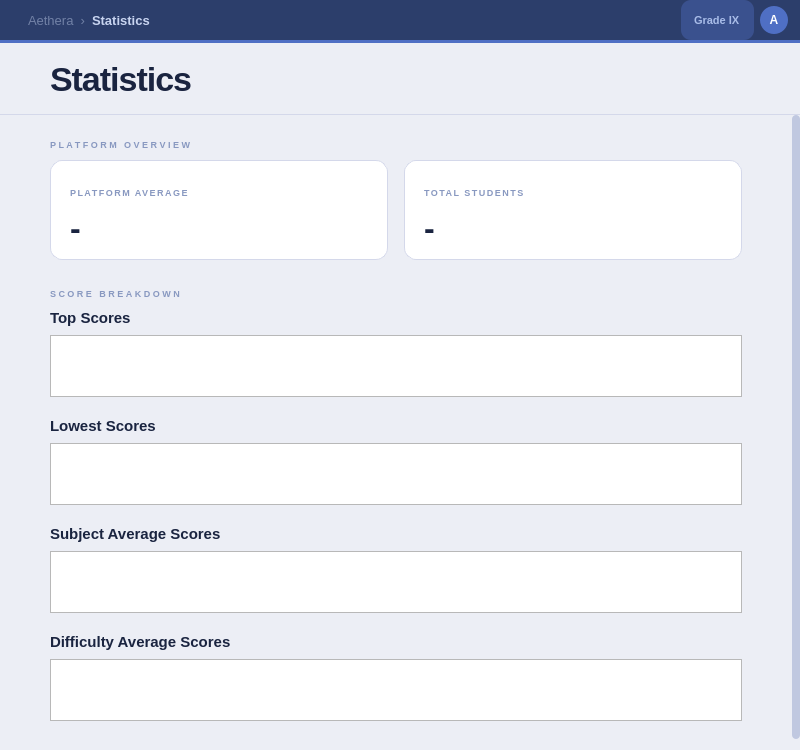
Old version of the form src/ui/statistics/statistics.ui in the repository DIDimov24/Aethera.
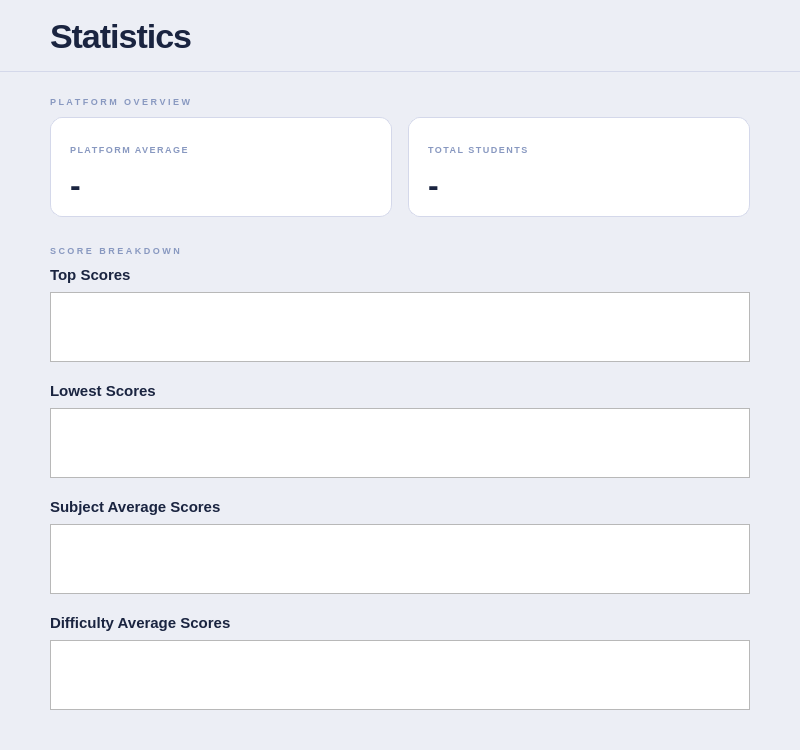
New version of the form. Custom widgets are drawn as their Qt base class.

Diff of the .ui file:
```diff
--- a/src/ui/statistics/statistics.ui
+++ b/src/ui/statistics/statistics.ui
@@ -6,13 +6,6 @@
   <property name="styleSheet">
    <string notr="true">
 QWidget#Statistics { background-color: #eceef5; }
-QWidget#topBar { background-color: #2c3e6b; }
-QLabel#labelTopBarPage { color: #c8d4f0; font-size: 13px; font-weight: 600; }
-QLabel#labelTopBarBreadcrumb { color: rgba(200,212,240,0.45); font-size: 13px; }
-QLabel#labelTopBarGrade { color: #a8bce8; font-size: 11px; font-weight: 600; background-color: rgba(79,111,196,0.4); border-radius: 10px; padding: 2px 10px; }
-QWidget#labelTopBarAvatar { background-color: #4f6fc4; border-radius: 14px; min-width: 28px; max-width: 28px; min-height: 28px; max-height: 28px; }
-QLabel#labelTopBarAvatarText { color: #ffffff; font-size: 12px; font-weight: 700; background: transparent; }
-QWidget#topBarLine { background-color: #4f6fc4; }
 QWidget#statisticsHeader { background-color: #eceef5; border-bottom: 1px solid #d4d8ea; }
 QLabel#labelStatisticsHeaderTitle { color: #1a2440; font-size: 34px; font-weight: 700; letter-spacing: -1px; }
 QWidget#scrollAreaWidgetContents { background-color: #eceef5; }
@@ -34,34 +27,6 @@
    <property name="topMargin"><number>0</number></property>
    <property name="rightMargin"><number>0</number></property>
    <property name="bottomMargin"><number>0</number></property>
-   <item>
-    <widget class="QWidget" name="topBar" native="true">
-     <property name="minimumSize"><size><width>0</width><height>40</height></size></property>
-     <property name="maximumSize"><size><width>16777215</width><height>40</height></size></property>
-     <layout class="QHBoxLayout" name="topBarLayout">
-      <property name="leftMargin"><number>28</number></property><property name="topMargin"><number>0</number></property><property name="rightMargin"><number>12</number></property><property name="bottomMargin"><number>0</number></property>
-      <item><widget class="QLabel" name="labelTopBarBreadcrumb"><property name="text"><string>Aethera  ›</string></property></widget></item>
-      <item><widget class="QLabel" name="labelTopBarPage"><property name="text"><string>Statistics</string></property></widget></item>
-      <item><spacer name="s"><property name="orientation"><enum>Qt::Orientation::Horizontal</enum></property><property name="sizeHint" stdset="0"><size><width>40</width><height>20</height></size></property></spacer></item>
-      <item><widget class="QLabel" name="labelTopBarGrade"><property name="text"><string>Grade IX</string></property></widget></item>
-      <item>
-       <widget class="QWidget" name="labelTopBarAvatar" native="true">
-        <widget class="QLabel" name="labelTopBarAvatarText">
-         <property name="geometry"><rect><x>0</x><y>0</y><width>28</width><height>28</height></rect></property>
-         <property name="text"><string>A</string></property>
-         <property name="alignment"><set>Qt::AlignmentFlag::AlignCenter</set></property>
-        </widget>
-       </widget>
-      </item>
-     </layout>
-    </widget>
-   </item>
-   <item>
-    <widget class="QWidget" name="topBarLine" native="true">
-     <property name="minimumSize"><size><width>0</width><height>3</height></size></property>
-     <property name="maximumSize"><size><width>16777215</width><height>3</height></size></property>
-    </widget>
-   </item>
    <item>
     <widget class="QWidget" name="statisticsHeader" native="true">
      <property name="minimumSize"><size><width>0</width><height>72</height></size></property>
```
